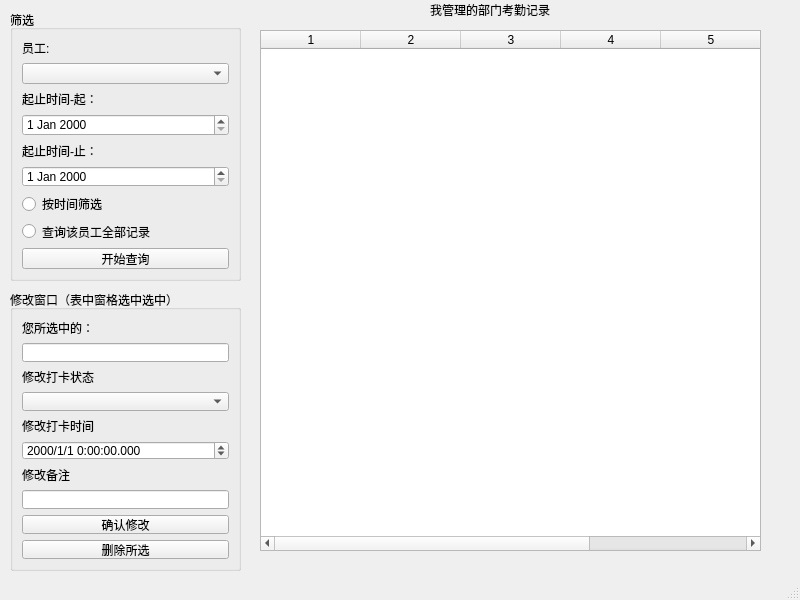
First picture: the form in dep_admin.ui, repository liujitong/enterprise-attendance-mannagement-system_byQt6, before the edit.
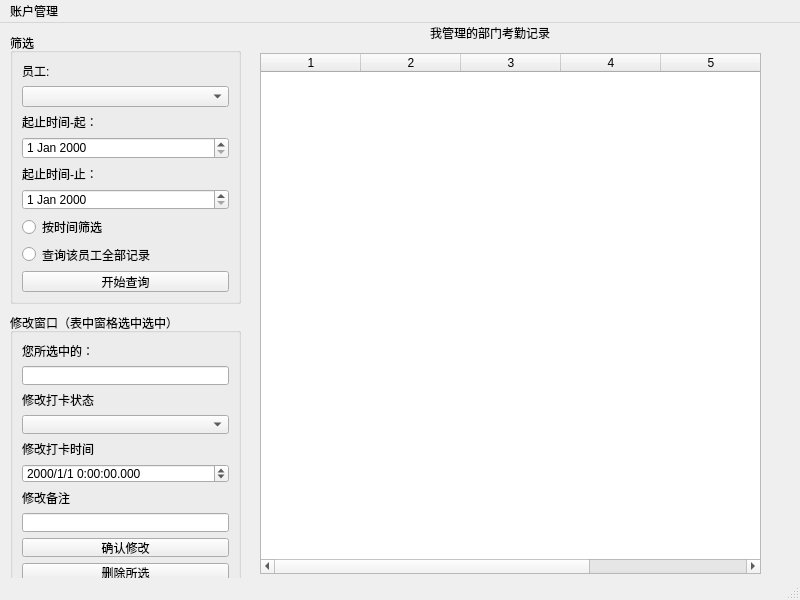
Second picture: the form after the edit. Icons and pictures are not drawn.

Diff of the .ui file:
```diff
--- a/dep_admin.ui
+++ b/dep_admin.ui
@@ -196,9 +196,16 @@
      <x>0</x>
      <y>0</y>
      <width>800</width>
-     <height>21</height>
+     <height>20</height>
     </rect>
    </property>
+   <widget class="QMenu" name="menudsad">
+    <property name="title">
+     <string>账户管理</string>
+    </property>
+    <addaction name="actioncode"/>
+   </widget>
+   <addaction name="menudsad"/>
   </widget>
   <widget class="QStatusBar" name="statusbar"/>
  </widget>
```
Left out of the diff: 15 changed lines with no effect on the pictures.
